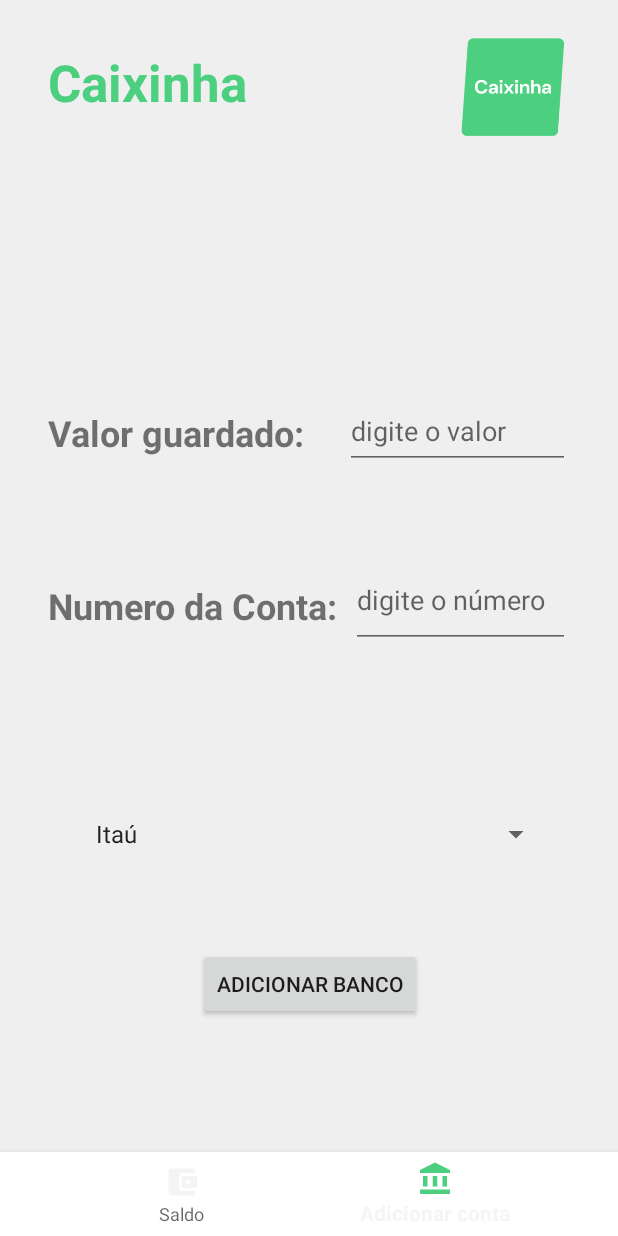
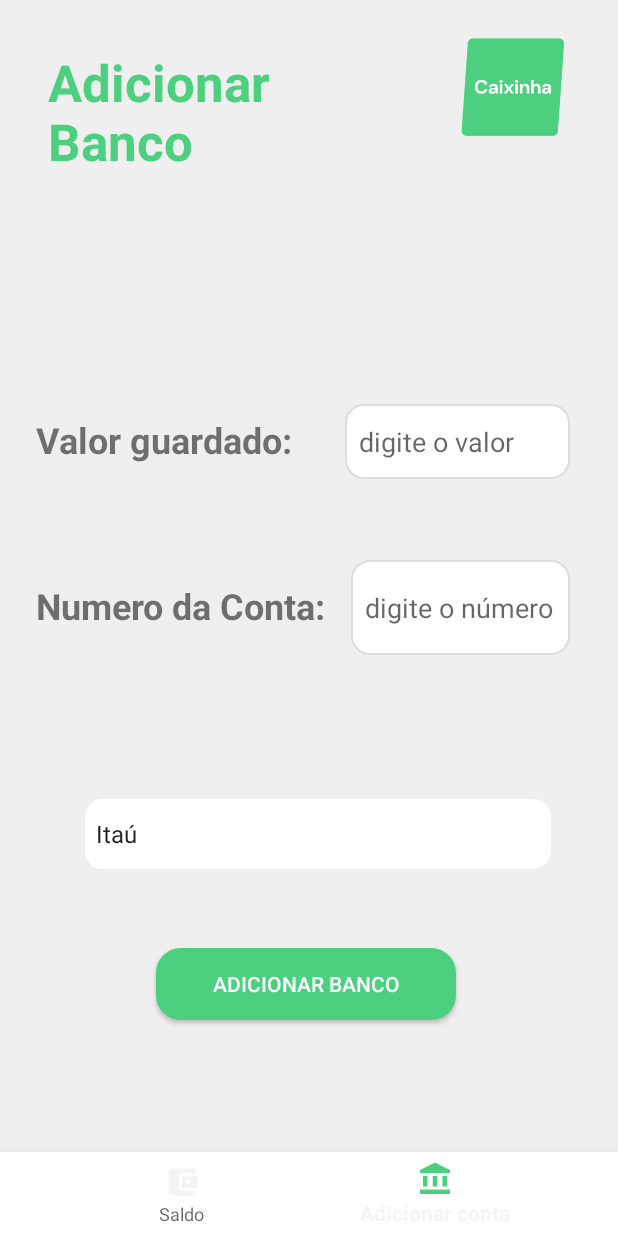
Before and after one commit to Saboyaa/Caixinha, an Android app: the AdicionarBancoFragment screen opened through its navigation route, on a phone screen of 412 x 824 dp. Run offline under Robolectric (Android 15) with nearby library versions, the light colour scheme and no system bars; our stand-ins replace navigation-ui; network calls fail.

Commit message:
mais algumas alterações no front

```diff
--- /dev/null
+++ b/App/app/src/main/res/drawable/rounded_button.xml
@@ -0,0 +1,13 @@
+<?xml version="1.0" encoding="utf-8"?>
+<shape xmlns:android="http://schemas.android.com/apk/res/android">
+    <!-- Cor de fundo verde -->
+    <solid android:color="#4cd080" />
+
+    <!-- Cantos arredondados -->
+    <corners android:radius="16dp" />
+
+    <!-- Borda opcional (remova se não quiser borda) -->
+    <stroke
+        android:width="1dp"
+        android:color="#4cd080" />
+</shape>
--- /dev/null
+++ b/App/app/src/main/res/drawable/rounded_edittext.xml
@@ -0,0 +1,13 @@
+<?xml version="1.0" encoding="utf-8"?>
+<shape xmlns:android="http://schemas.android.com/apk/res/android">
+        <!-- Cor de fundo branca -->
+        <solid android:color="#FFFFFF" />
+
+        <!-- Cantos arredondados -->
+        <corners android:radius="12dp" />
+
+        <!-- Borda cinza clara -->
+        <stroke
+            android:width="1dp"
+            android:color="#DDDDDD" />
+</shape>
--- /dev/null
+++ b/App/app/src/main/res/drawable/spinner_background.xml
@@ -0,0 +1,11 @@
+<?xml version="1.0" encoding="utf-8"?>
+<layer-list xmlns:android="http://schemas.android.com/apk/res/android">
+
+    <!-- Fundo branco -->
+    <item android:top="1dp" android:left="1dp" android:right="1dp" android:bottom="1dp">
+        <shape>
+            <solid android:color="#FFFFFF" />
+            <corners android:radius="12dp" />
+        </shape>
+    </item>
+</layer-list>
--- a/App/app/src/main/res/layout/fragment_adicionar_banco.xml
+++ b/App/app/src/main/res/layout/fragment_adicionar_banco.xml
@@ -23,11 +23,11 @@
         app:srcCompat="@drawable/img" />
 
     <TextView
-        android:layout_width="173dp"
-        android:layout_height="78dp"
+        android:layout_width="225dp"
+        android:layout_height="107dp"
         android:paddingStart="16dp"
         android:paddingTop="16dp"
-        android:text="@string/caixinha"
+        android:text="Adicionar Banco"
         android:textColor="@color/green"
         android:textSize="34sp"
         android:textStyle="bold"
@@ -37,7 +37,7 @@
     <TextView
         android:layout_width="wrap_content"
         android:layout_height="wrap_content"
-        android:layout_marginStart="16dp"
+        android:layout_marginStart="8dp"
         android:layout_marginBottom="212dp"
         android:text="@string/numero_da_conta"
         android:textSize="24sp"
@@ -49,7 +49,7 @@
         android:id="@+id/textView"
         android:layout_width="wrap_content"
         android:layout_height="wrap_content"
-        android:layout_marginStart="16dp"
+        android:layout_marginStart="8dp"
         android:layout_marginBottom="64dp"
         android:text="@string/valor_guardado"
         android:textSize="24sp"
@@ -59,11 +59,13 @@
 
     <Button
         android:id="@+id/button"
-        android:layout_width="wrap_content"
+        android:layout_width="200dp"
         android:layout_height="wrap_content"
-        android:layout_marginStart="116dp"
+        android:layout_marginStart="88dp"
         android:layout_marginBottom="72dp"
+        android:background="@drawable/rounded_button"
         android:text="@string/adicionar_banco"
+        android:textColor="#FFFFFF"
         app:layout_constraintBottom_toBottomOf="parent"
         app:layout_constraintStart_toStartOf="parent" />
 
@@ -72,8 +74,9 @@
         android:layout_width="150dp"
         android:layout_height="50dp"
         android:layout_marginEnd="16dp"
-        android:layout_marginBottom="56dp"
-        android:hint="digite o valor"
+        android:layout_marginBottom="54dp"
+        android:background="@drawable/rounded_edittext"
+        android:hint="  digite o valor"
         app:layout_constraintBottom_toTopOf="@+id/textInputAccountNumber"
         app:layout_constraintEnd_toEndOf="parent" />
 
@@ -82,8 +85,9 @@
         android:layout_width="146dp"
         android:layout_height="63dp"
         android:layout_marginEnd="16dp"
-        android:layout_marginBottom="200dp"
-        android:hint="digite o número"
+        android:layout_marginBottom="195dp"
+        android:background="@drawable/rounded_edittext"
+        android:hint="  digite o número"
         app:layout_constraintBottom_toTopOf="@+id/button"
         app:layout_constraintEnd_toEndOf="parent" />
 
@@ -93,6 +97,7 @@
         android:layout_height="48dp"
         android:layout_marginStart="40dp"
         android:layout_marginBottom="52dp"
+        android:background="@drawable/spinner_background"
         app:layout_constraintBottom_toTopOf="@+id/button"
         app:layout_constraintStart_toStartOf="parent" />
 
--- a/App/app/src/main/res/layout/fragment_saldo.xml
+++ b/App/app/src/main/res/layout/fragment_saldo.xml
@@ -42,7 +42,7 @@
         android:layout_height="78dp"
         android:paddingStart="16dp"
         android:paddingTop="16dp"
-        android:text="@string/caixinha"
+        android:text="Saldo"
         android:textColor="@color/green"
         android:textSize="34sp"
         android:textStyle="bold"
```
